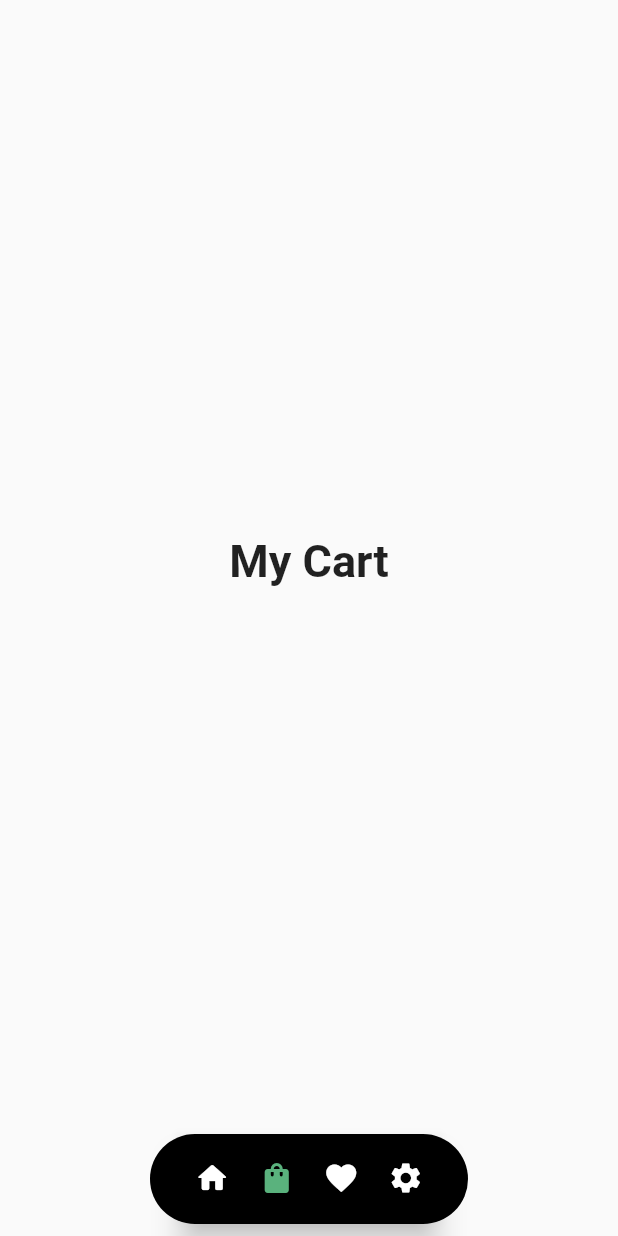
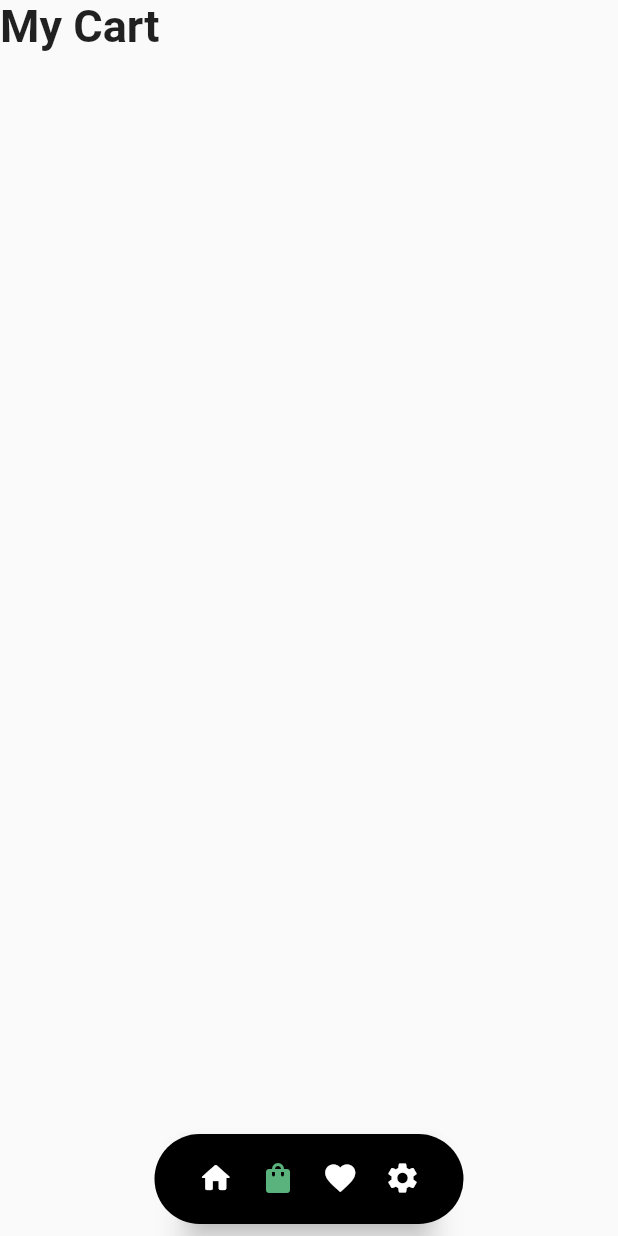
Before and after one commit to umairdev1/shoehub, a Flutter app: the MainView screen opened directly, item 2 of the bottom bar chosen, on a phone screen of 412 x 824 dp. Run offline on Flutter 3.47's test engine with Material 2 defaults, Android fonts, the phone set to English and light mode, and no system bars; network calls fail.

Commit message:
bottombar

```diff
--- a/lib/view/main_view/main_view.dart
+++ b/lib/view/main_view/main_view.dart
@@ -38,16 +38,21 @@ class _MainViewState extends State<MainView> {
   @override
   Widget build(BuildContext context) {
     return Scaffold(
-      body: Center(
-        child: _widgetOptions.elementAt(_selectedIndex),
-      ),
-      bottomNavigationBar: Padding(
-        padding: const EdgeInsets.symmetric(horizontal: 100, vertical: 8),
+      body: Stack(
+        children: [
+          SizedBox(
+              height: MediaQuery.of(context).size.height,
+              child: _widgetOptions.elementAt(_selectedIndex)),
+          Align(
+            alignment: Alignment.bottomCenter,
             child: Container(
+              margin: EdgeInsets.only(bottom: 8),
+              width: MediaQuery.of(context).size.width * 0.5,
               decoration: BoxDecoration(
                   borderRadius: BorderRadius.circular(50), color: kblackClr),
               child: Padding(
-            padding: const EdgeInsets.symmetric(horizontal: 20, vertical: 2),
+                padding:
+                    const EdgeInsets.symmetric(horizontal: 20, vertical: 2),
                 child: BottomNavigationBar(
                   showSelectedLabels: false,
                   showUnselectedLabels: false,
@@ -79,6 +84,46 @@ class _MainViewState extends State<MainView> {
               ),
             ),
           ),
+        ],
+      ),
+      // bottomNavigationBar: Padding(
+      //   padding: const EdgeInsets.symmetric(horizontal: 100, vertical: 8),
+      //   child: Container(
+      //     decoration: BoxDecoration(
+      //         borderRadius: BorderRadius.circular(50), color: kblackClr),
+      //     child: Padding(
+      //       padding: const EdgeInsets.symmetric(horizontal: 20, vertical: 2),
+      //       child: BottomNavigationBar(
+      //         showSelectedLabels: false,
+      //         showUnselectedLabels: false,
+      //         backgroundColor: kblackClr,
+      //         type: BottomNavigationBarType.fixed,
+      //         items: const <BottomNavigationBarItem>[
+      //           BottomNavigationBarItem(
+      //             icon: Icon(Icons.home_rounded),
+      //             label: 'Home',
+      //           ),
+      //           BottomNavigationBarItem(
+      //             icon: Icon(Icons.shopping_bag),
+      //             label: 'Business',
+      //           ),
+      //           BottomNavigationBarItem(
+      //             icon: Icon(Icons.favorite),
+      //             label: 'Business',
+      //           ),
+      //           BottomNavigationBarItem(
+      //             icon: Icon(Icons.settings),
+      //             label: 'School',
+      //           ),
+      //         ],
+      //         currentIndex: _selectedIndex,
+      //         selectedItemColor: kprimaryClr,
+      //         unselectedItemColor: kwhiteClr,
+      //         onTap: _onItemTapped,
+      //       ),
+      //     ),
+      //   ),
+      // ),
     );
   }
 }
```
Lines whose indentation alone changed are shown as unchanged.
